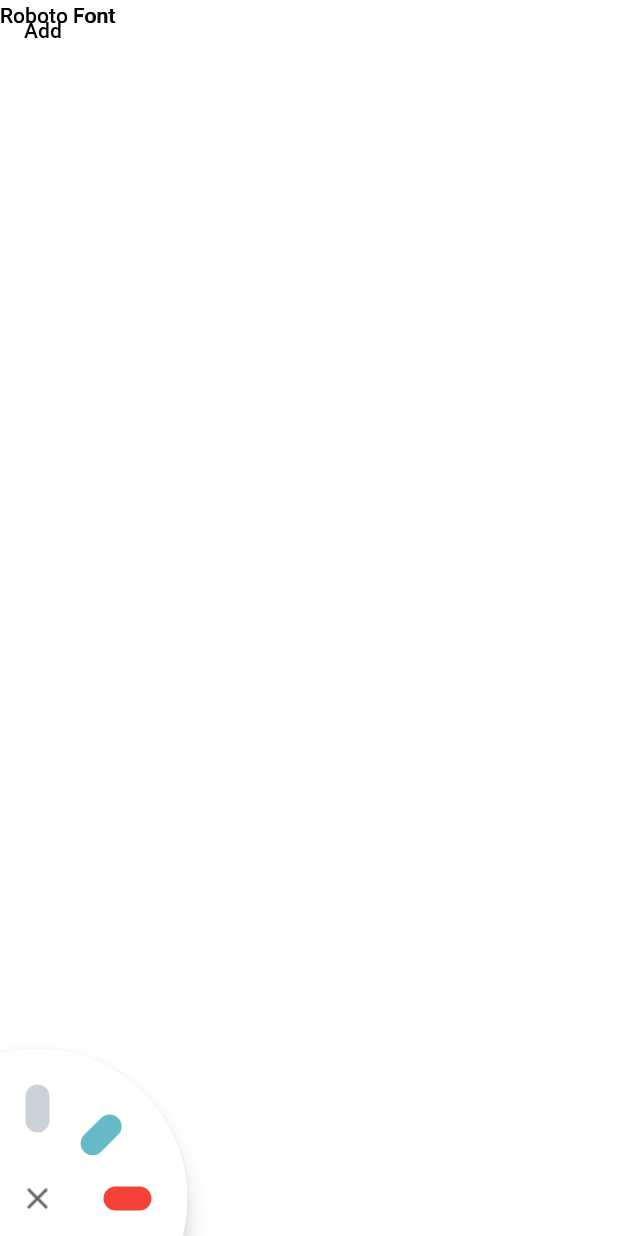
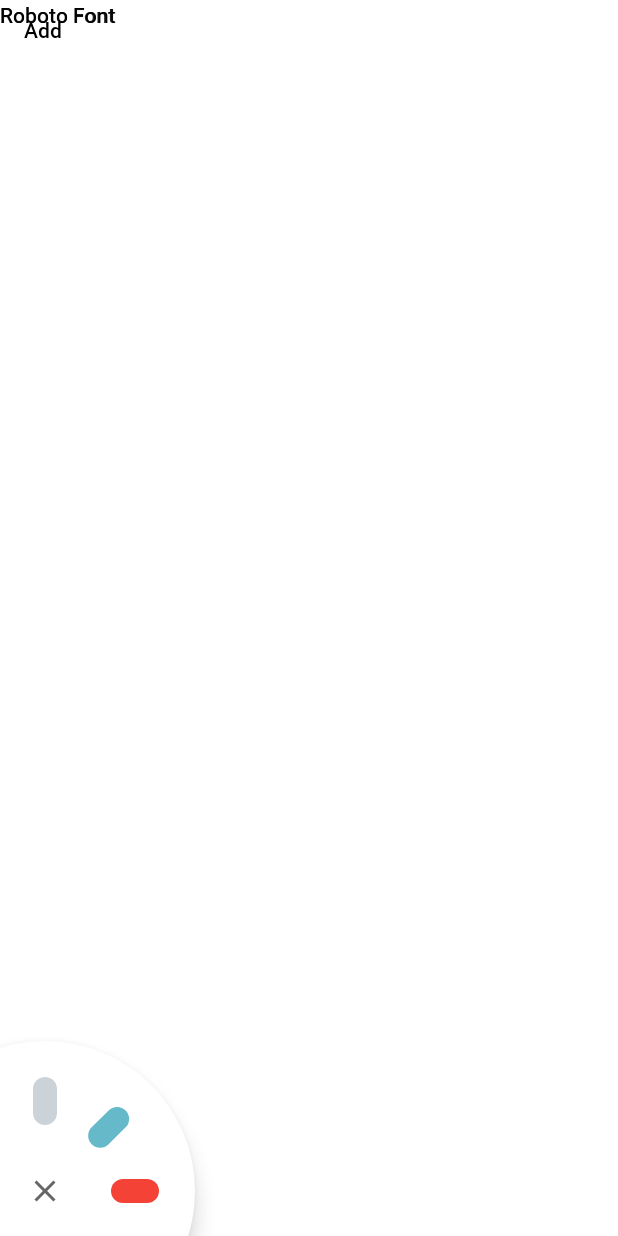
Before and after one commit to ozh-dev/ToDayToDone, an Android app: the layout activity_tasks.xml on its own in the app's theme, with its tools: preview values and no code run, on a phone screen of 412 x 824 dp. Run offline under Robolectric (Android 15) with nearby library versions, the phone set to English and light mode, and no system bars.

Commit message:
create ColorChooseView.kt

```diff
--- a/app/src/main/java/ru/ozh/application/view/ColorChooseView.kt
+++ b/app/src/main/java/ru/ozh/application/view/ColorChooseView.kt
@@ -1,5 +1,6 @@
 package ru.ozh.application.view
 
+import android.animation.Animator
 import android.content.Context
 import android.util.AttributeSet
 import android.view.Gravity
@@ -7,8 +8,14 @@ import android.view.View
 import android.view.ViewAnimationUtils
 import android.view.animation.OvershootInterpolator
 import android.widget.FrameLayout
+import android.widget.ImageButton
+import android.widget.ViewAnimator
+import androidx.core.animation.doOnEnd
+import androidx.core.animation.doOnStart
 import androidx.core.view.children
+import androidx.core.view.isVisible
 import androidx.core.view.updateLayoutParams
+import ru.ozh.application.R
 import ru.ozh.application.utils.UiUtils.dp
 import java.lang.Math.toRadians
 import kotlin.math.cos
@@ -18,33 +25,22 @@ import kotlin.math.sin
 
 
 class ColorChooseView @JvmOverloads constructor(
-        context: Context,
-        val attributeSet: AttributeSet? = null,
-        defStyle: Int = 0
+    context: Context,
+    val attributeSet: AttributeSet? = null,
+    defStyle: Int = 0
 ) : FrameLayout(context, attributeSet, defStyle) {
 
-//    private val paint: Paint = Paint()
-//            .apply {
-//                isAntiAlias = true
-//                color = Color.WHITE
-//            }
+    private val closeBtn: ImageButton
+    private val ignoreTag = context.resources.getString(R.string.ignore_tag)
 
     init {
+        inflate(context, R.layout.layout_color_choice, this)
+        closeBtn = findViewById(R.id.close_btn)
 
-        setOnClickListener {
-            show()
+        closeBtn.setOnClickListener {
+            hide()
         }
     }
-
-//    override fun onDraw(canvas: Canvas) {
-//        super.onDraw(canvas)
-
-//        val cX = width / 2f
-//        val cY = height / 2f
-//        val radius = width / 2f
-//        paint.setShadowLayer(radius / 15, 0f, 0f, Color.BLACK)
-//        canvas.drawCircle(cX, cY, radius, paint)
-//    }
 
     override fun onMeasure(widthMeasureSpec: Int, heightMeasureSpec: Int) {
         super.onMeasure(widthMeasureSpec, heightMeasureSpec)
@@ -57,37 +53,50 @@ class ColorChooseView @JvmOverloads constructor(
     override fun onLayout(changed: Boolean, left: Int, top: Int, right: Int, bottom: Int) {
         super.onLayout(changed, left, top, right, bottom)
 
-        children.filter { it.tag != "ignore" }.forEachIndexed { index, view ->
-            view.updateLayoutParams<FrameLayout.LayoutParams> {
-                gravity = Gravity.CENTER
+        children.filter { it.tag != ignoreTag }
+            .forEachIndexed { index, view ->
+                view.updateLayoutParams<LayoutParams> {
+                    gravity = Gravity.CENTER
+                }
+                place(view, index, (width.times(0.3f)).toInt())
             }
-            place(view, index, (width * 0.3f).toInt())
-        }
     }
 
-    private fun show() {
-        val cx = (width / 2) //- 20f.dp()
-        val cy = (height / 2) //+ 20f.dp()
+    fun show() {
+        createRevealAnimation(isReverse = false)
+            .apply { doOnStart { isVisible = true } }
+            .start()
+    }
 
-        // get the final radius for the clipping circle
+    fun hide() {
+        createRevealAnimation(isReverse = true)
+            .apply { doOnEnd { isVisible = false } }
+            .start()
+    }
+
+    private fun createRevealAnimation(isReverse: Boolean): Animator {
+        val cx = width / 2
+        val cy = height / 2
+
         val finalRadius = hypot(cx.toDouble(), cy.toDouble()).toFloat()
 
-        // create the animator for this view (the start radius is zero)
-        val anim = ViewAnimationUtils.createCircularReveal(this, cx.toInt(), cy.toInt(), 20f.dp(), finalRadius)
-        anim.duration = 500
-//        anim.interpolator = OvershootInterpolator()
-        visibility = View.VISIBLE
-        anim.start()
+        return ViewAnimationUtils.createCircularReveal(
+            this,
+            cx,
+            cy,
+            if (isReverse) finalRadius else 0f,
+            if (isReverse) 0f else finalRadius
+        )
     }
 
     private fun place(child: View, position: Int, radius: Int) {
         val angleDeg = 270 + (position * 45.0)
 
         val angleRad = toRadians(angleDeg)
-        val x = radius * cos(angleRad).toFloat()
-        val y = radius * sin(angleRad).toFloat()
+        val x = radius.times(cos(angleRad).toFloat())
+        val y = radius.times(sin(angleRad).toFloat())
 
-        child.rotation = position * 45f
+        child.rotation = position.times(45f)
         child.translationX = x
         child.translationY = y
     }
--- a/app/src/main/res/drawable/ic_baseline_close_24.xml
+++ b/app/src/main/res/drawable/ic_close.xml
@@ -5,6 +5,6 @@
     android:viewportHeight="24"
     android:tint="?attr/colorControlNormal">
   <path
-      android:fillColor="@android:color/white"
+      android:fillColor="@android:color/black"
       android:pathData="M19,6.41L17.59,5 12,10.59 6.41,5 5,6.41 10.59,12 5,17.59 6.41,19 12,13.41 17.59,19 19,17.59 13.41,12z"/>
 </vector>
--- a/app/src/main/res/layout/activity_tasks.xml
+++ b/app/src/main/res/layout/activity_tasks.xml
@@ -4,64 +4,59 @@
     xmlns:tools="http://schemas.android.com/tools"
     android:layout_width="match_parent"
     android:layout_height="match_parent"
+    android:gravity="center"
     android:orientation="vertical"
-    android:gravity="center"
     tools:context=".screen.TasksActivity">
 
     <TextView
         android:layout_width="wrap_content"
         android:layout_height="wrap_content"
         android:text="Roboto Font"
-        android:textAppearance="@style/Text.Regular"/>
+        android:textAppearance="@style/Text.Regular" />
 
     <TextView
         android:layout_width="wrap_content"
         android:layout_height="wrap_content"
         android:text="Roboto Font"
-        android:textAppearance="@style/Text.Medium"/>
+        android:textAppearance="@style/Text.Medium" />
 
     <TextView
         android:layout_width="wrap_content"
         android:layout_height="wrap_content"
         android:text="Roboto Font"
-        android:textAppearance="@style/Text.Light"/>
+        android:textAppearance="@style/Text.Light" />
 
     <Button
-        android:text="Add"
+        android:id="@+id/add_task_btn"
         style="@style/Button.Borderless"
         android:layout_width="wrap_content"
-        android:layout_height="wrap_content" />
+        android:layout_height="wrap_content"
+        android:text="Add" />
 
     <ru.ozh.application.view.ColorChooseView
+        android:id="@+id/color_choose_view"
         android:layout_width="200dp"
         android:layout_height="200dp"
+        android:layout_gravity="bottom"
+        android:background="@drawable/bg_capsule_btn_shape"
         android:elevation="8dp"
-        android:layout_gravity="bottom"
-        android:translationX="-75dp"
-        android:translationY="75dp"
-        android:background="@drawable/bg_capsule_btn_shape">
-
-        <View
-            android:layout_width="24dp"
-            android:layout_height="24dp"
-            android:tag="ignore"
-            android:layout_gravity="center"
-            android:background="@drawable/ic_baseline_close_24"/>
+        android:translationX="-70dp"
+        android:translationY="70dp">
 
         <ru.ozh.application.view.CapsuleView
             android:layout_width="40dp"
             android:layout_height="40dp"
-            app:cv_color="@color/gray"/>
+            app:cv_color="@color/gray" />
 
         <ru.ozh.application.view.CapsuleView
             android:layout_width="40dp"
             android:layout_height="40dp"
-            app:cv_color="@color/petroleum_blue"/>
+            app:cv_color="@color/petroleum_blue" />
 
         <ru.ozh.application.view.CapsuleView
             android:layout_width="40dp"
             android:layout_height="40dp"
-            app:cv_color="@color/red"/>
+            app:cv_color="@color/red" />
 
     </ru.ozh.application.view.ColorChooseView>
 
--- /dev/null
+++ b/app/src/main/res/layout/layout_color_choice.xml
@@ -0,0 +1,18 @@
+<?xml version="1.0" encoding="utf-8"?>
+<merge xmlns:android="http://schemas.android.com/apk/res/android"
+    xmlns:tools="http://schemas.android.com/tools"
+    android:layout_width="200dp"
+    android:layout_height="200dp"
+    tools:parentTag="ru.ozh.application.view.ColorChooseView">
+
+    <ImageButton
+        android:id="@+id/close_btn"
+        android:layout_width="wrap_content"
+        android:layout_height="wrap_content"
+        android:layout_gravity="center"
+        android:background="?selectableItemBackgroundBorderless"
+        android:padding="8dp"
+        android:src="@drawable/ic_close"
+        android:tag="@string/ignore_tag" />
+
+</merge>
--- a/app/src/main/res/values-night/themes.xml
+++ /dev/null
@@ -1,16 +0,0 @@
-<resources xmlns:tools="http://schemas.android.com/tools">
-    <!-- Base application theme. -->
-    <style name="Theme.ToDayToDone" parent="Theme.MaterialComponents.DayNight.DarkActionBar">
-        <!-- Primary brand color. -->
-<!--        <item name="colorPrimary">@color/purple_200</item>-->
-<!--        <item name="colorPrimaryVariant">@color/purple_700</item>-->
-<!--        <item name="colorOnPrimary">@color/black</item>-->
-        <!-- Secondary brand color. -->
-<!--        <item name="colorSecondary">@color/teal_200</item>-->
-<!--        <item name="colorSecondaryVariant">@color/teal_200</item>-->
-<!--        <item name="colorOnSecondary">@color/black</item>-->
-        <!-- Status bar color. -->
-<!--        <item name="android:statusBarColor" tools:targetApi="l">?attr/colorPrimaryVariant</item>-->
-        <!-- Customize your theme here. -->
-    </style>
-</resources>
--- a/app/src/main/res/values/strings.xml
+++ b/app/src/main/res/values/strings.xml
@@ -2,4 +2,5 @@
     <string name="app_name">ToDayToDone</string>
     <string name="add_btn">Add</string>
     <string name="add_hint">What we have to do?</string>
+    <string name="ignore_tag">ignore</string>
 </resources>
--- a/app/src/main/res/values/themes.xml
+++ b/app/src/main/res/values/themes.xml
@@ -1,6 +1,6 @@
 <resources xmlns:tools="http://schemas.android.com/tools">
     <!-- Base application theme. -->
-    <style name="Theme.ToDayToDone" parent="Theme.MaterialComponents.DayNight.DarkActionBar">
+    <style name="Theme.ToDayToDone" parent="Theme.MaterialComponents.Light.NoActionBar">
         <!-- Primary brand color. -->
         <item name="colorPrimary">@color/white_90</item>
         <item name="colorPrimaryVariant">@color/white_90</item>
```
Also changed, not shown: app/src/main/java/ru/ozh/application/screen/TasksActivity.kt (+11 -0 lines).
